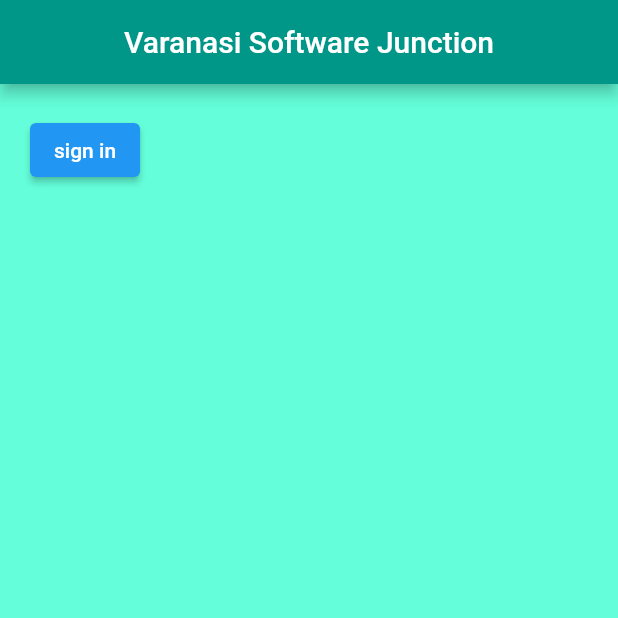
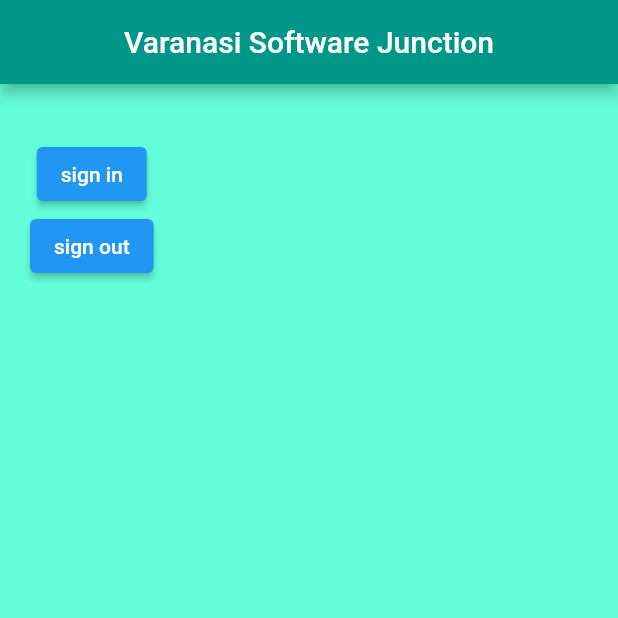
Before and after one commit to Varanasi-Software-Junction/Firebase-in-Futter, a Flutter app: the screen it shows after launch, after a tap on "sign in", on a phone screen of 412 x 824 dp, the top half of it. Run offline on Flutter 3.47's test engine with Material 2 defaults, Android fonts, the phone set to English and light mode, and no system bars; our stand-ins replace cloud_firestore, firebase_auth, firebase_core, google_sign_in; accounts and stored records are empty.

Commit message:
Signin Done

```diff
--- a/lib/main.dart
+++ b/lib/main.dart
@@ -60,7 +60,7 @@ class _FirebaseDemoState extends State<FirebaseDemo> {
   //*****************************************************************************
 
   String loginfo = "Varanasi Software Junction";
-
+  String data = "";
   @override
   Widget build(BuildContext context) {
     return MaterialApp(
@@ -75,10 +75,24 @@ class _FirebaseDemoState extends State<FirebaseDemo> {
           padding: const EdgeInsets.all(20.0),
           child: Column(
             children: [
-              ElevatedButton(onPressed: ()async {
-                await VsjGoogleSignIn.doSignIn();
-
-              }, child: Text("sign in"))
+              Text(data),
+              ElevatedButton(
+                  onPressed: () async {
+                    await VsjGoogleSignIn.doSignIn();
+                  },
+                  child: const Text("sign in")),
+              ElevatedButton(
+                  onPressed: () async {
+                    await VsjGoogleSignIn.doSignOut();
+                    User? user = VsjGoogleSignIn.getUser();
+                    if (user == null) {
+                      data = "null";
+                    } else {
+                      data = user.displayName!;
+                    }
+                    setState(() {});
+                  },
+                  child: const Text("sign out"))
             ],
           ),
         ),
```
